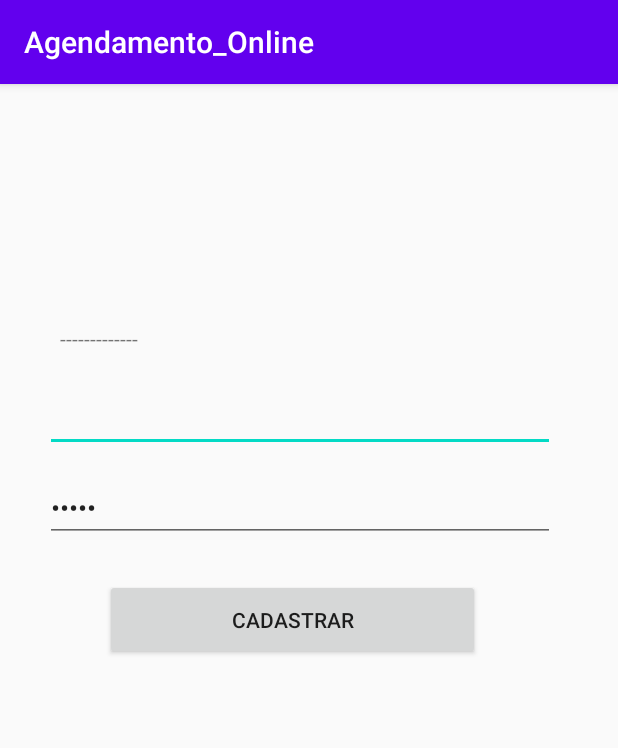
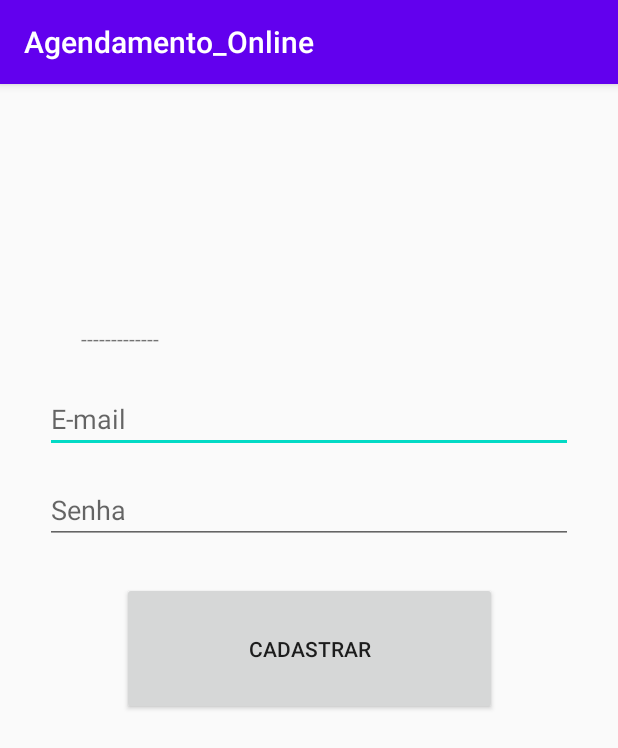
Before and after one commit to Gabs19/Agendamento-Online, an Android app: the Registro_Paciente screen opened directly, with no data from a screen before it, on a phone screen of 412 x 824 dp. Shown: the top 748 px of the screen. Run offline under Robolectric (Android 15) with nearby library versions, the phone set to English and light mode, and no system bars; our stand-ins replace Firebase (no records; nobody signed in at launch, a user with empty details on screens opened directly).

Commit message:
ajustes de layout

```diff
--- a/app/src/main/res/layout/activity_registro__paciente.xml
+++ b/app/src/main/res/layout/activity_registro__paciente.xml
@@ -1,7 +1,8 @@
 <?xml version="1.0" encoding="utf-8"?>
-<androidx.coordinatorlayout.widget.CoordinatorLayout xmlns:android="http://schemas.android.com/apk/res/android"
+<androidx.constraintlayout.widget.ConstraintLayout xmlns:android="http://schemas.android.com/apk/res/android"
     xmlns:app="http://schemas.android.com/apk/res-auto"
     xmlns:tools="http://schemas.android.com/tools"
+    android:id="@+id/coordinatorLayout"
     android:layout_width="match_parent"
     android:layout_height="match_parent"
     tools:context=".Paciente.Registro_Paciente">
@@ -10,36 +11,52 @@
         android:id="@+id/textView2"
         android:layout_width="wrap_content"
         android:layout_height="wrap_content"
+        android:layout_marginStart="24dp"
         android:layout_marginTop="160dp"
-        android:layout_marginLeft="40dp"
-        android:text="-------------" />
+        android:layout_marginBottom="21dp"
+        android:text="-------------"
+        app:layout_constraintBottom_toTopOf="@+id/email"
+        app:layout_constraintStart_toStartOf="@+id/email"
+        app:layout_constraintTop_toTopOf="parent" />
 
     <EditText
         android:id="@+id/email"
-        android:layout_width="340dp"
+        android:layout_width="0dp"
         android:layout_height="wrap_content"
-        android:layout_marginTop="200dp"
-        android:layout_marginLeft="30dp"
+        android:layout_marginBottom="15dp"
         android:ems="10"
-        android:inputType="textEmailAddress" />
+        android:hint="E-mail"
+        android:inputType="textEmailAddress"
+        app:layout_constraintBottom_toTopOf="@+id/senha"
+        app:layout_constraintEnd_toEndOf="@+id/senha"
+        app:layout_constraintStart_toStartOf="@+id/senha"
+        app:layout_constraintTop_toBottomOf="@+id/textView2" />
 
     <EditText
         android:id="@+id/senha"
-        android:layout_width="340dp"
+        android:layout_width="0dp"
         android:layout_height="wrap_content"
+        android:layout_marginStart="30dp"
+        android:layout_marginEnd="30dp"
+        android:layout_marginBottom="25dp"
         android:ems="10"
-        android:layout_marginTop="260dp"
-        android:layout_marginLeft="30dp"
+        android:hint="Senha"
         android:inputType="textPassword"
-        android:text="Senha" />
+        app:layout_constraintBottom_toTopOf="@+id/cadastrar"
+        app:layout_constraintEnd_toEndOf="parent"
+        app:layout_constraintStart_toStartOf="parent"
+        app:layout_constraintTop_toBottomOf="@+id/email" />
 
 
     <Button
         android:id="@+id/cadastrar"
         android:layout_width="250dp"
-        android:layout_height="54dp"
-        android:layout_marginTop="330dp"
-        android:layout_marginLeft="70dp"
-        android:text="Cadastrar" />
+        android:layout_height="0dp"
+        android:layout_marginBottom="347dp"
+        android:text="Cadastrar"
+        app:layout_constraintBottom_toBottomOf="parent"
+        app:layout_constraintEnd_toEndOf="parent"
+        app:layout_constraintStart_toStartOf="parent"
+        app:layout_constraintTop_toBottomOf="@+id/senha" />
 
-</androidx.coordinatorlayout.widget.CoordinatorLayout>
+</androidx.constraintlayout.widget.ConstraintLayout>
```
Also changed, not shown: app/src/main/res/layout/activity_login.xml (+23 -15 lines), app/src/main/res/layout/activity_reset_senha.xml (+4 -3 lines).
